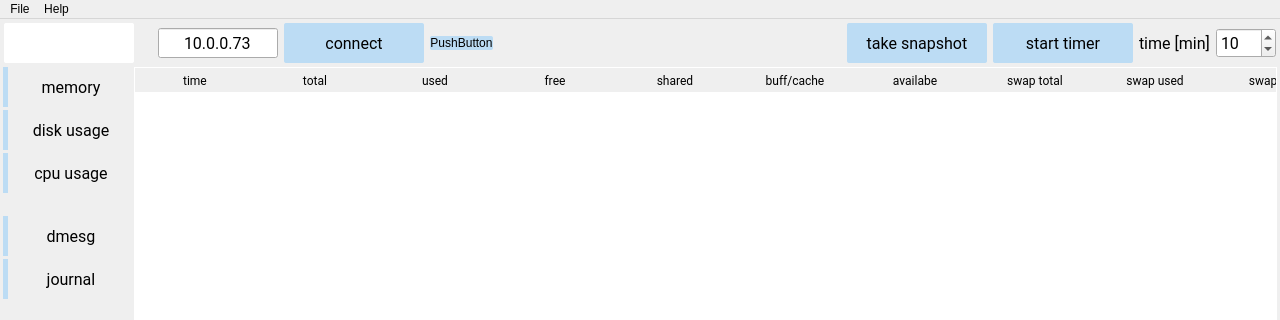
First picture: the form in GUI/qt5TCMonitorMainWindow.ui, repository jaroslavkovar80/SSHClient, before the edit; both pictures show x 0 to 1280 and y 0 to 320 of the 1280 by 801 pixel window.
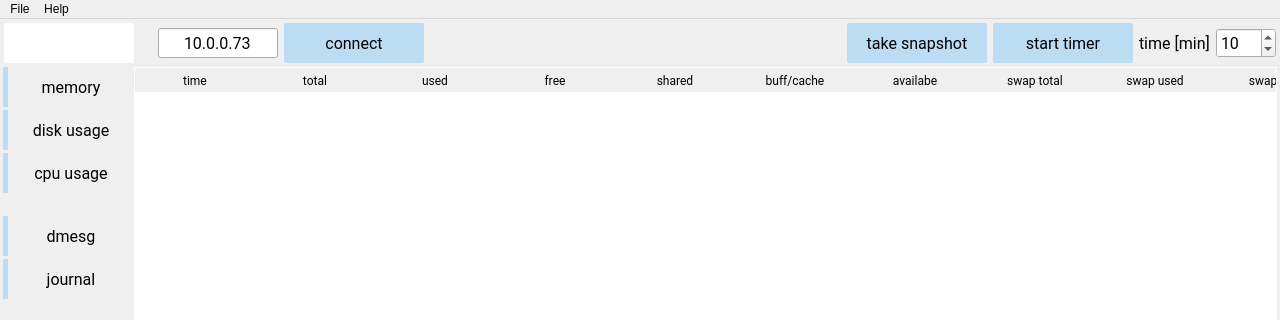
Second picture: the form after the edit. Icons and pictures are not drawn.

Diff of the .ui file:
```diff
--- a/GUI/qt5TCMonitorMainWindow.ui
+++ b/GUI/qt5TCMonitorMainWindow.ui
@@ -683,7 +683,7 @@
      </layout>
     </item>
     <item row="0" column="0" colspan="2">
-     <layout class="QHBoxLayout" name="hlayoutTop" stretch="0,0,0,1,0,0,0,0,0,0,0">
+     <layout class="QHBoxLayout" name="hlayoutTop" stretch="0,0,0,1,0,0,0,0,0,0">
       <property name="spacing">
        <number>6</number>
       </property>
@@ -827,13 +827,6 @@
         </property>
        </widget>
       </item>
-      <item>
-       <widget class="QPushButton" name="pushButton">
-        <property name="text">
-         <string>PushButton</string>
-        </property>
-       </widget>
-      </item>
       <item>
        <spacer name="horizontalSpacer">
         <property name="orientation">
```
Left out of the diff: 2 changed lines with no effect on the pictures.
